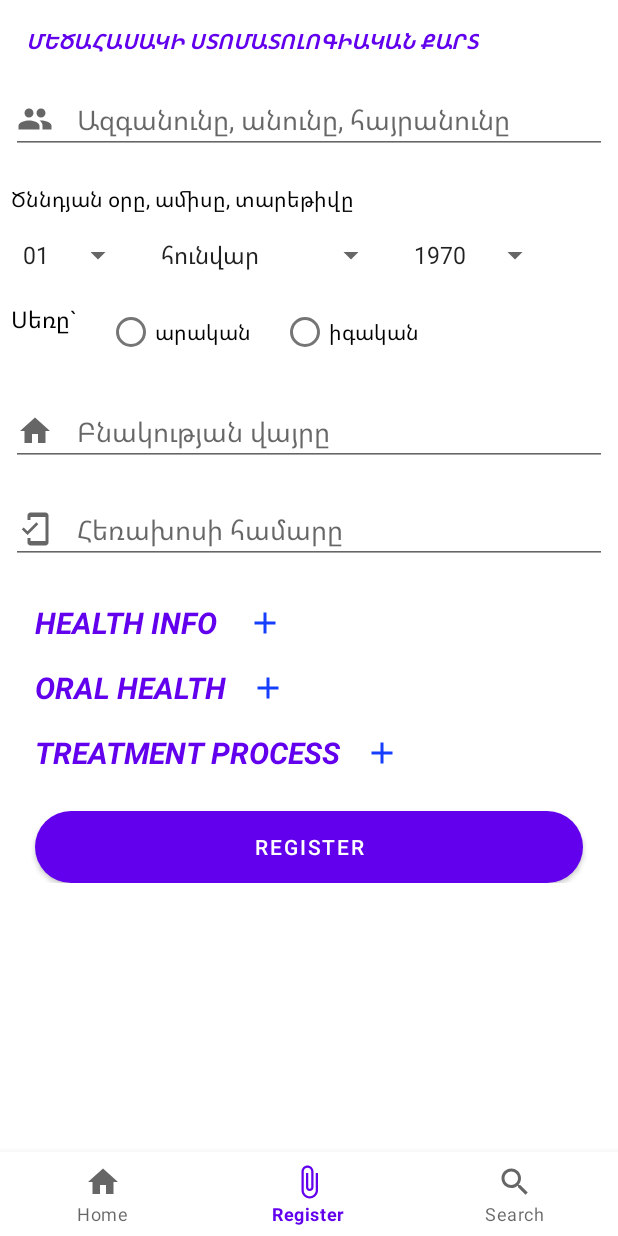
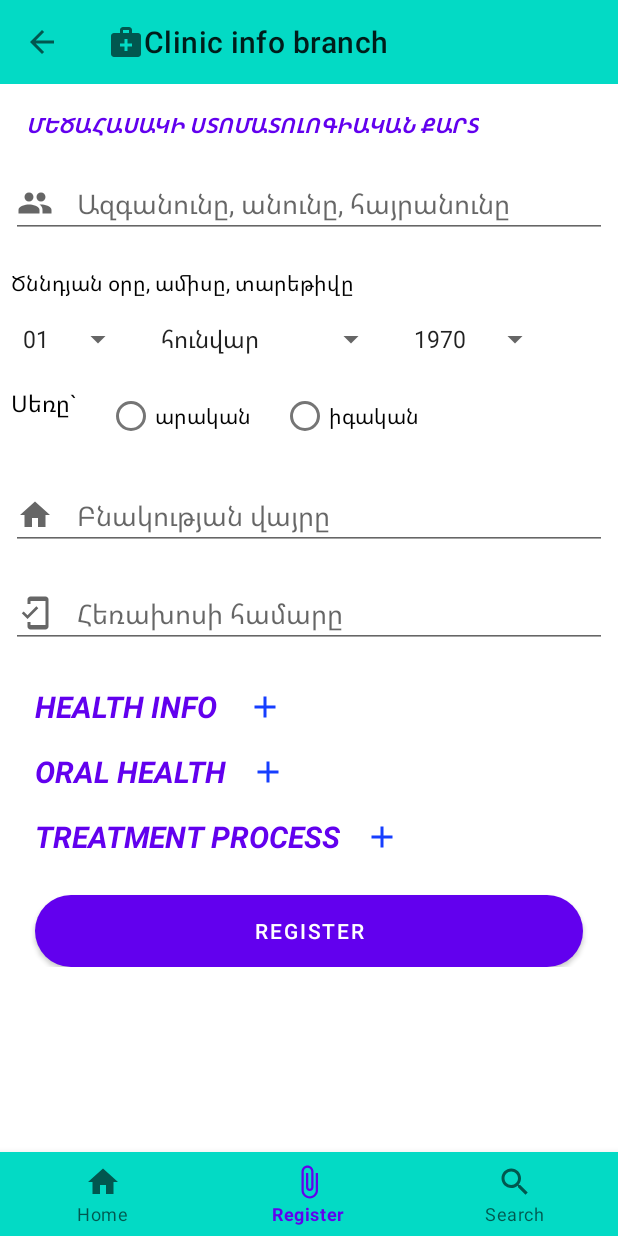
Before and after one commit to sargiss987/clinic-info, an Android app: the screen it shows after launch (MainActivity), item 2 of the bottom bar chosen, on a phone screen of 412 x 824 dp. Run offline under Robolectric (Android 15) with nearby library versions, the phone set to English and light mode, and no system bars; our stand-ins replace Room's generated code.

Commit message:
Add Toolbar

```diff
--- a/app/src/main/java/com/example/clinic_info_branch/MainActivity.kt
+++ b/app/src/main/java/com/example/clinic_info_branch/MainActivity.kt
@@ -18,8 +18,11 @@ class MainActivity : AppCompatActivity() {
         val registerFragment = RegisterFragment()
         val searchFragment = SearchingFragment()
 
-
         makeCurrentFragment(homeFragment)
+        setSupportActionBar(findViewById(R.id.toolbar))
+        supportActionBar?.setDisplayHomeAsUpEnabled(true)
+        supportActionBar?.setLogo(R.drawable.ic_baseline_medical_services_24)
+        supportActionBar?.setDisplayUseLogoEnabled(true)
 
         //button navigates fragments
         bottom_navigation.setOnNavigationItemSelectedListener {
--- /dev/null
+++ b/app/src/main/res/drawable/ic_baseline_medical_services_24.xml
@@ -0,0 +1,10 @@
+<vector xmlns:android="http://schemas.android.com/apk/res/android"
+    android:width="24dp"
+    android:height="24dp"
+    android:viewportWidth="24"
+    android:viewportHeight="24"
+    android:tint="?attr/colorControlNormal">
+  <path
+      android:fillColor="@android:color/white"
+      android:pathData="M20,6h-4V4c0,-1.1 -0.9,-2 -2,-2h-4C8.9,2 8,2.9 8,4v2H4C2.9,6 2,6.9 2,8v12c0,1.1 0.9,2 2,2h16c1.1,0 2,-0.9 2,-2V8C22,6.9 21.1,6 20,6zM10,4h4v2h-4V4zM16,15h-3v3h-2v-3H8v-2h3v-3h2v3h3V15z"/>
+</vector>
--- a/app/src/main/res/layout/activity_main.xml
+++ b/app/src/main/res/layout/activity_main.xml
@@ -7,18 +7,25 @@
     android:layout_height="match_parent"
     tools:context=".MainActivity">
 
+    <androidx.appcompat.widget.Toolbar
+        android:id="@+id/toolbar"
+        android:background="@color/colorAccent"
+        android:layout_width="match_parent"
+        android:layout_height="wrap_content"/>
+
     <FrameLayout
         android:id="@+id/fragmentContainer"
         android:layout_width="match_parent"
         android:layout_height="match_parent"
-        android:layout_above="@+id/bottom_navigation" />
+        android:layout_above="@+id/bottom_navigation"
+        android:layout_below="@+id/toolbar" />
 
     <com.google.android.material.bottomnavigation.BottomNavigationView
         android:id="@+id/bottom_navigation"
         android:layout_width="match_parent"
         android:layout_height="wrap_content"
         android:layout_alignParentBottom="true"
-        android:background="?android:attr/windowBackground"
+        android:background="@color/colorAccent"
         app:menu="@menu/navigation_menu" />
 
 
--- a/app/src/main/res/values/strings.xml
+++ b/app/src/main/res/values/strings.xml
@@ -1,5 +1,5 @@
 <resources>
-    <string name="app_name">clinic_info_branch</string>
+    <string name="app_name">Clinic info branch</string>
     <!-- TODO: Remove or change this placeholder text -->
     <string name="hello_blank_fragment">Hello blank fragment</string>
 
```
